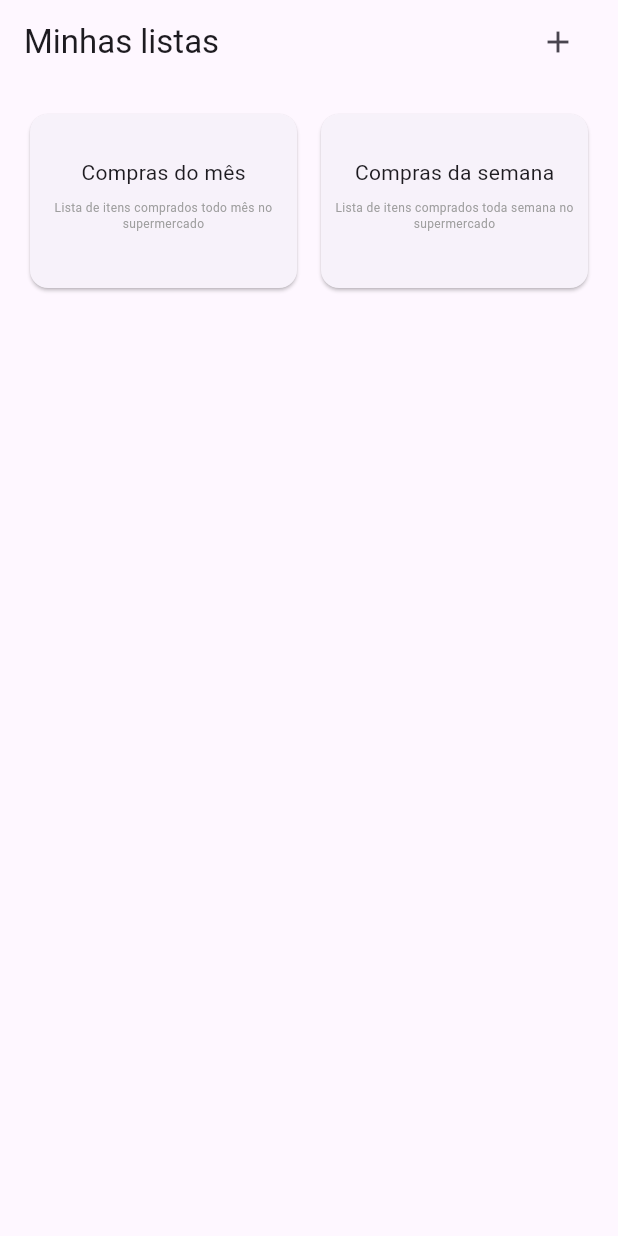
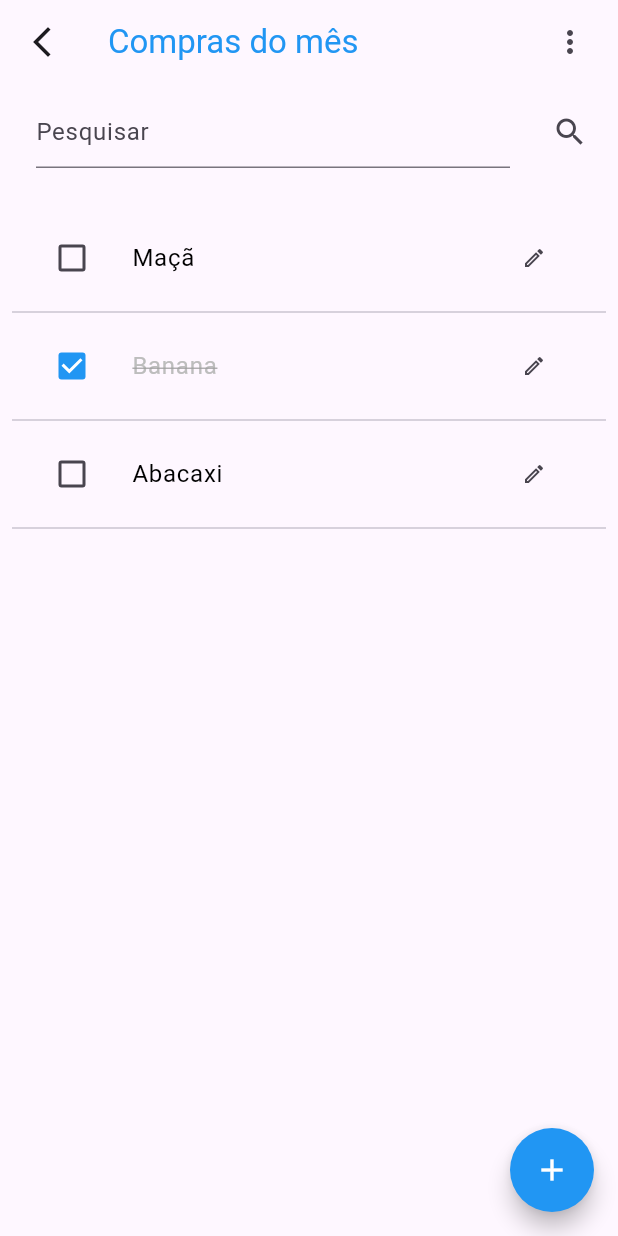
Before and after one commit to caiolim/shopping_list_app, a Flutter app: the screen it shows after launch, after a tap on "Compras do mês", on a phone screen of 412 x 824 dp. Run offline on Flutter 3.47's test engine with Material 3 defaults, Android fonts, the phone set to English and light mode, and no system bars; our stand-ins replace device_preview.

Commit message:
Shopping list item screen

```diff
--- /dev/null
+++ b/lib/controller/shopping_list_items_controller.dart
@@ -0,0 +1,75 @@
+import 'package:flutter/material.dart';
+import 'package:shopping_list_app/model/shopping_list_item_model.dart';
+import 'package:shopping_list_app/model/shopping_list_model.dart';
+
+class ShoppingListItemsController {
+  late final ShoppingListModel shoppingList;
+
+  void initState({String id = '6c84fb90-12c4-11e1-840d-7b25c5ee775a'}) {
+    for (var json in jsonShoppingLists) {
+      if (id == json['id']) {
+        shoppingList = ShoppingListModel.fromJson(json);
+
+        if (json['items'] != null) {
+          final items = <ShoppingListItemModel>[];
+
+          for (var jsonItem in json['items'] as List) {
+            items.add(ShoppingListItemModel.fromJson(jsonItem));
+          }
+
+          shoppingList.items = items;
+        }
+      }
+    }
+  }
+
+  saveChanges(BuildContext context, {required id}) {
+    Navigator.pop(context);
+  }
+
+  String? validateItemName(String? text) {
+    if (text == null || text.isEmpty) {
+      return 'Informe o nome';
+    }
+
+    return null;
+  }
+
+  String? validateItemQuantity(String? text) {
+    if (text == null || text.isEmpty) {
+      return 'Informe a quantidade';
+    }
+
+    return null;
+  }
+}
+
+enum Options { edit, delete }
+
+const jsonShoppingLists = [
+  {
+    'id': '6c84fb90-12c4-11e1-840d-7b25c5ee775a',
+    'name': 'Compras do mês',
+    'description': 'Lista de itens comprados todo mês no supermercado',
+    'items': [
+      {
+        'id': 'xxxx',
+        'name': 'Maçã',
+        'quantity': 5,
+        'isChecked': false,
+      },
+      {
+        'id': 'yyyy',
+        'name': 'Banana',
+        'quantity': 8,
+        'isChecked': true,
+      },
+      {
+        'id': 'zzzz',
+        'name': 'Abacaxi',
+        'quantity': 2,
+        'isChecked': false,
+      },
+    ],
+  },
+];
--- a/lib/main.dart
+++ b/lib/main.dart
@@ -2,6 +2,7 @@ import 'package:device_preview/device_preview.dart';
 import 'package:flutter/material.dart';
 
 import './view/shopping_lists_view.dart';
+import './view/shopping_list_items_view.dart';
 
 void main() {
   runApp(
@@ -20,9 +21,10 @@ class MainApp extends StatelessWidget {
     return MaterialApp(
       debugShowCheckedModeBanner: false,
       title: 'Navegação',
-      initialRoute: 'shopping_lists',
+      initialRoute: '/shopping_lists',
       routes: {
-        'shopping_lists': (context) => const ShoppingListsView(),
+        '/shopping_lists': (context) => const ShoppingListsView(),
+        '/shoppingListItems': (context) => const ShoppingListItemsView(),
       },
     );
   }
--- /dev/null
+++ b/lib/model/shopping_list_item_model.dart
@@ -0,0 +1,32 @@
+class ShoppingListItemModel {
+  String id;
+  String name;
+  int quantity;
+  bool isChecked;
+
+  ShoppingListItemModel({
+    required this.id,
+    required this.name,
+    required this.quantity,
+    this.isChecked = false,
+  });
+
+  Map<String, dynamic> toJson(ShoppingListItemModel item) {
+    Map<String, dynamic> json = {
+      "id": item.id,
+      "name": item.name,
+      "quantity": item.quantity,
+      "isChecked": item.isChecked,
+    };
+
+    return json;
+  }
+
+  factory ShoppingListItemModel.fromJson(Map<String, dynamic> json) =>
+      ShoppingListItemModel(
+        id: json['id'],
+        name: json['name'],
+        quantity: json['quantity'],
+        isChecked: json['isChecked'] ?? false,
+      );
+}
--- a/lib/model/shopping_list_model.dart
+++ b/lib/model/shopping_list_model.dart
@@ -1,12 +1,16 @@
+import '../model/shopping_list_item_model.dart';
+
 class ShoppingListModel {
   String id;
   String name;
   String description;
+  List<ShoppingListItemModel>? items;
 
   ShoppingListModel({
     required this.id,
     required this.name,
     required this.description,
+    this.items,
   });
 
   Map<String, dynamic> toJson(ShoppingListModel shoppingList) {
--- /dev/null
+++ b/lib/view/shopping_list_items_view.dart
@@ -0,0 +1,235 @@
+// ignore_for_file: prefer_const_constructors
+
+import 'package:flutter/material.dart';
+import 'package:shopping_list_app/controller/shopping_list_items_controller.dart';
+
+import '../widget/button_widget.dart';
+import '../widget/textformfield_widget.dart';
+
+class ShoppingListItemsView extends StatefulWidget {
+  const ShoppingListItemsView({super.key});
+
+  @override
+  State<ShoppingListItemsView> createState() => _ShoppingListItemsViewState();
+}
+
+class _ShoppingListItemsViewState extends State<ShoppingListItemsView> {
+  final _controller = ShoppingListItemsController();
+  var formKey = GlobalKey<FormState>();
+
+  @override
+  void initState() {
+    _controller.initState();
+    super.initState();
+  }
+
+  @override
+  Widget build(BuildContext context) {
+    return Scaffold(
+      appBar: AppBar(
+        leading: IconButton(
+          icon: Icon(Icons.arrow_back_ios_new),
+          onPressed: () => Navigator.pop(context),
+        ),
+        title: Text(
+          _controller.shoppingList.name,
+          style: TextStyle(
+            color: Colors.blue,
+          ),
+        ),
+        actions: [
+          PopupMenuButton(
+            tooltip: 'Menu de opções',
+            itemBuilder: (context) => <PopupMenuEntry>[
+              const PopupMenuItem(
+                value: Options.edit,
+                child: ListTile(
+                  leading: Icon(Icons.edit_outlined, size: 16.0),
+                  title: Text('Editar'),
+                ),
+              ),
+              const PopupMenuItem(
+                value: Options.delete,
+                child: ListTile(
+                  leading: Icon(Icons.delete_outline, size: 16.0),
+                  title: Text('Apagar'),
+                ),
+              ),
+            ],
+          ),
+          SizedBox(width: 8.0),
+        ],
+      ),
+      body: Container(
+        padding: EdgeInsets.all(8.0),
+        child: Column(
+          children: [
+            Container(
+              padding: const EdgeInsets.only(left: 16.0),
+              child: Row(
+                children: [
+                  Expanded(
+                    child: TextFormFieldWidget(
+                      hintText: 'Pesquisar',
+                      inputBorder: UnderlineInputBorder(),
+                    ),
+                  ),
+                  SizedBox(width: 16.0),
+                  IconButton(
+                    onPressed: () {},
+                    icon: Icon(
+                      Icons.search_outlined,
+                    ),
+                  ),
+                ],
+              ),
+            ),
+            SizedBox(height: 32.0),
+            Expanded(
+              child: ListView.builder(
+                itemCount: _controller.shoppingList.items!.length,
+                itemBuilder: (context, index) => Column(
+                  children: [
+                    ListTile(
+                      leading: Checkbox(
+                        value: _controller.shoppingList.items![index].isChecked,
+                        activeColor: Colors.blue,
+                        onChanged: (value) {
+                          setState(
+                            () => _controller
+                                    .shoppingList.items![index].isChecked =
+                                !_controller
+                                    .shoppingList.items![index].isChecked,
+                          );
+                        },
+                      ),
+                      title: Text(
+                        _controller.shoppingList.items![index].name,
+                        style: TextStyle(
+                          color:
+                              _controller.shoppingList.items![index].isChecked
+                                  ? Colors.grey[400]
+                                  : Colors.black,
+                          decorationColor: Colors.grey,
+                          decoration:
+                              _controller.shoppingList.items![index].isChecked
+                                  ? TextDecoration.lineThrough
+                                  : TextDecoration.none,
+                        ),
+                      ),
+                      trailing: IconButton(
+                        onPressed: () => showModalBottomSheet(
+                          context: context,
+                          builder: (ctx) => _modalCreateEditItem(
+                            id: _controller.shoppingList.items![index].id,
+                            name: _controller.shoppingList.items![index].name,
+                            quantity:
+                                _controller.shoppingList.items![index].quantity,
+                          ),
+                        ),
+                        icon: Icon(Icons.edit_outlined, size: 16.0),
+                      ),
+                    ),
+                    Divider(),
+                  ],
+                ),
+              ),
+            ),
+          ],
+        ),
+      ),
+      floatingActionButton: FloatingActionButton(
+        onPressed: () => showModalBottomSheet(
+          context: context,
+          builder: (context) => _modalCreateEditItem(),
+        ),
+        backgroundColor: Colors.blue,
+        shape: CircleBorder(),
+        tooltip: 'Adicionar item',
+        child: Icon(
+          Icons.add,
+          color: Colors.white,
+        ),
+      ),
+    );
+  }
+
+  Widget _modalCreateEditItem({
+    String? id,
+    String? name,
+    int? quantity,
+  }) {
+    var txtName = TextEditingController();
+    var txtQuantity = TextEditingController();
+
+    if (name != null) txtName.text = name;
+    if (quantity != null) txtQuantity.text = '$quantity';
+
+    return Container(
+      width: double.infinity,
+      height: 340.0,
+      padding: EdgeInsets.all(24.0),
+      child: Column(
+        crossAxisAlignment: CrossAxisAlignment.start,
+        children: [
+          Row(
+            mainAxisAlignment: MainAxisAlignment.spaceBetween,
+            children: [
+              Text(
+                id == null ? 'Novo item' : 'Editar item',
+                style: TextStyle(
+                  fontSize: 18.0,
+                  fontWeight: FontWeight.bold,
+                  color: Colors.blue,
+                ),
+              ),
+              id != null
+                  ? IconButton(
+                      onPressed: () {},
+                      icon: Icon(Icons.delete_outline),
+                      color: Colors.red.shade900,
+                      tooltip: 'Excluir',
+                    )
+                  : SizedBox(),
+            ],
+          ),
+          SizedBox(height: 24.0),
+          Form(
+            key: formKey,
+            child: Column(
+              children: [
+                TextFormFieldWidget(
+                  label: 'nome',
+                  controller: txtName,
+                  validator: (value) => _controller.validateItemName(value),
+                ),
+                SizedBox(height: 16.0),
+                TextFormFieldWidget(
+                  label: 'quantidade',
+                  controller: txtQuantity,
+                  validator: (value) => _controller.validateItemQuantity(value),
+                ),
+              ],
+            ),
+          ),
+          Spacer(),
+          ButtonWidget(
+            onPressed: () {
+              if (formKey.currentState!.validate()) {
+                setState(
+                  () => _controller.saveChanges(
+                    context,
+                    id: id,
+                  ),
+                );
+              }
+            },
+            text: 'Salvar',
+            color: Colors.blue,
+            textColor: Colors.white,
+          ),
+        ],
+      ),
+    );
+  }
+}
--- a/lib/view/shopping_lists_view.dart
+++ b/lib/view/shopping_lists_view.dart
@@ -52,7 +52,7 @@ class _ShoppingListsViewState extends State<ShoppingListsView> {
                 mainAxisSpacing: 8.0),
             itemBuilder: (context, index) => Card(
               child: InkWell(
-                onTap: () {},
+                onTap: () => Navigator.pushNamed(context, '/shoppingListItems'),
                 borderRadius: BorderRadius.all(Radius.circular(8.0)),
                 child: Column(
                   mainAxisAlignment: MainAxisAlignment.center,
--- a/lib/widget/textformfield_widget.dart
+++ b/lib/widget/textformfield_widget.dart
@@ -8,6 +8,7 @@ class TextFormFieldWidget extends StatelessWidget {
   final int? maxLength;
   final TextEditingController? controller;
   final String? Function(String?)? validator;
+  final InputBorder? inputBorder;
 
   const TextFormFieldWidget({
     super.key,
@@ -18,6 +19,7 @@ class TextFormFieldWidget extends StatelessWidget {
     this.maxLength,
     this.controller,
     this.validator,
+    this.inputBorder,
   });
 
   @override
@@ -27,7 +29,7 @@ class TextFormFieldWidget extends StatelessWidget {
       validator: validator,
       obscureText: obscureText,
       decoration: InputDecoration(
-        border: const OutlineInputBorder(),
+        border: inputBorder ?? const OutlineInputBorder(),
         label: label == null ? null : Text(label!),
         hintText: hintText,
       ),
```
